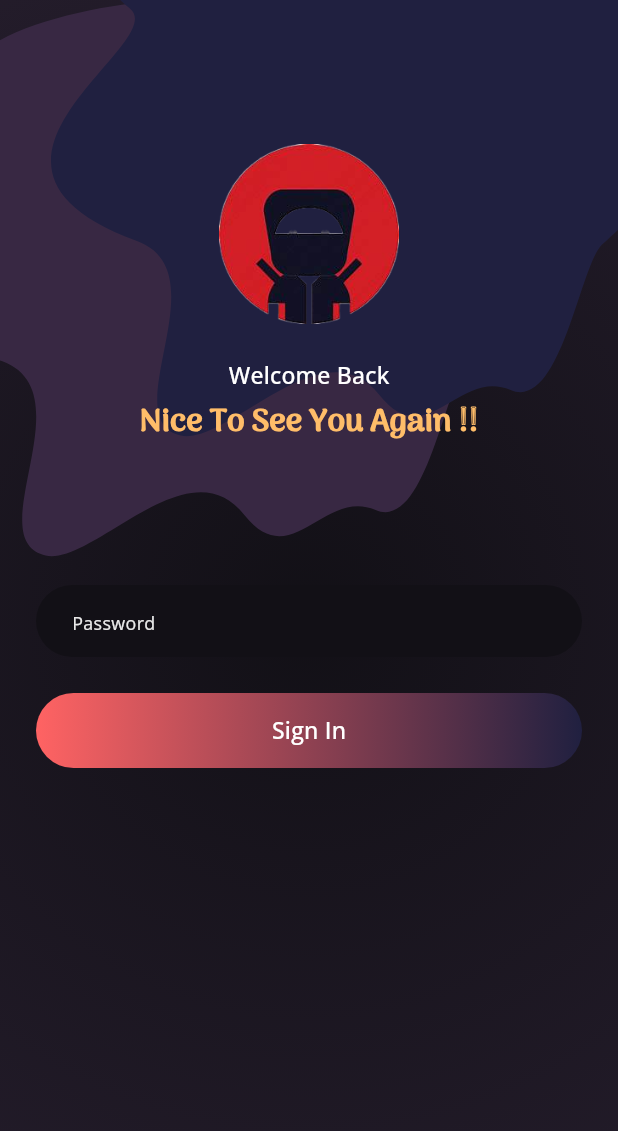
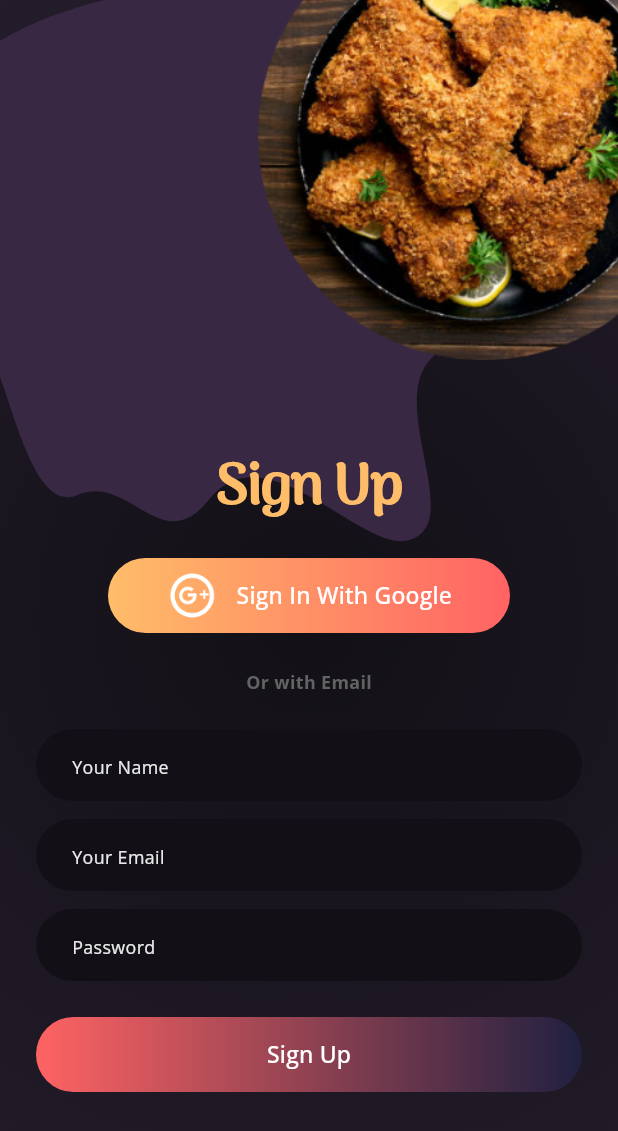
Before and after one commit to otobit-Arfaz/syouki_food_app, a Flutter app: the screen it shows after launch, on a phone screen of 412 x 824 dp. Shown: the top 1131 px of the screen. Run offline on Flutter 3.47's test engine with Material 2 defaults, Android fonts, the phone set to English and light mode, and no system bars.

Commit message:
Signup page updated final ui

```diff
--- a/lib/main.dart
+++ b/lib/main.dart
@@ -17,7 +17,7 @@ class Foodapp extends StatelessWidget {
     return MaterialApp(
       debugShowCheckedModeBanner: false,
       theme: AppTheme.theme,
-      home: const AuthenticationView(viewState: AuthenticationViewState.signUp,),
+      home: const AuthenticationView(viewState: AuthenticationViewState.signUp),
     );
   }
 }
--- a/lib/screens/authentication/authentication_view.dart
+++ b/lib/screens/authentication/authentication_view.dart
@@ -9,7 +9,7 @@ import 'package:syouki_app/constant/image_path.dart';
 import 'package:syouki_app/screens/onboard/onboard_view.dart';
 import 'package:syouki_app/themes/app_theme.dart';
 
-enum AuthenticationViewState { signIn, signUp, comeBack }
+enum AuthenticationViewState { signIn, signUp, ComeSignin }
 
 class AuthenticationView extends StatelessWidget {
   final AuthenticationViewState viewState;
@@ -22,7 +22,7 @@ class AuthenticationView extends StatelessWidget {
     return AppScaffold(
       body: Stack(
         children: [
-          if (viewState == AuthenticationViewState.signUp)
+          if (viewState == AuthenticationViewState.ComeSignin)
             Stack(
               children: const [
                  Positioned(
@@ -41,33 +41,57 @@ class AuthenticationView extends StatelessWidget {
                 ),
               ],
             ),
-            if (viewState == AuthenticationViewState.signIn)
-            Transform(
+            if (viewState == AuthenticationViewState.signIn || viewState == AuthenticationViewState.signUp)
+
+    Transform(
               alignment: Alignment.center,
               transform: Matrix4.rotationY(pi),
               child: const AmaobaPaint(
                 color: AppTheme.darkBlueLight,
               ),
           ),
-          if (viewState == AuthenticationViewState.signIn)
+          if (viewState == AuthenticationViewState.signIn || viewState == AuthenticationViewState.signUp)
           Positioned(
             right: -60,
             top: -60,
             child: Image.asset(
-              ImagePath.salad,
+            viewState == AuthenticationViewState.signUp ? ImagePath.fry : ImagePath.salad,
               height: 300,
             ),
           ),
+          // if (viewState == AuthenticationViewState.signUp)
+          //   Transform(
+          //     alignment: Alignment.center,
+          //     transform: Matrix4.rotationY(pi),
+          //     child: const AmaobaPaint(
+          //       color: AppTheme.darkBlueLight,
+          //     ),
+          //   ),
+          // if (viewState == AuthenticationViewState.signUp)
+          //   Positioned(
+          //     right: -60,
+          //     top: -60,
+          //     child: Image.asset(
+          //       ImagePath.fry,
+          //       height: 300,
+          //     ),
+          //   ),
           Builder(
             builder: (context) {
               if (viewState == AuthenticationViewState.signUp) {
-                return const ComeSignin();
+                return const SignUpView();
+
+                // return const ComeSignin();
               }
               if (viewState == AuthenticationViewState.signIn) {
                 return const SignInView();
+                // return Container();
+
               } else {
                 // return const SignUpView();
-                return Container();
+                return const ComeSignin();
+
+                // return Container();
               }
             },
           )
@@ -110,6 +134,64 @@ class ComeSignin extends StatelessWidget {
           FodaButton(title: "Sign In", onTap: () {}),
         ],
       ),
+    );
+  }
+}
+
+class SignUpView extends StatelessWidget {
+  const SignUpView({
+    Key? key,
+  }) : super(key: key);
+
+  @override
+  Widget build(BuildContext context) {
+    return Padding(
+      padding: const EdgeInsets.all(AppTheme.cardPadding),
+      child: Center(
+          child: Column(
+            mainAxisAlignment: MainAxisAlignment.end,
+            crossAxisAlignment: CrossAxisAlignment.center,
+            children: [
+              const AuthHeader("Sign Up"),
+              const SizedBox(height: AppTheme.cardPadding),
+              Padding(
+                padding: const EdgeInsets.symmetric(
+                    horizontal: AppTheme.cardPadding * 2),
+                child: FodaButton(
+                    title: "Sign In With Google",
+                    gradiant: const [AppTheme.orange, AppTheme.red],
+                    leadingIcon: Image.asset(
+                      IconPath.google,
+                      color: AppTheme.white,
+                      height: 35,
+                    ),
+                    onTap: () {}),
+              ),
+              const SizedBox(height: AppTheme.cardPadding),
+              Text(
+                "Or with Email",
+                style: Theme.of(context)
+                    .textTheme
+                    .bodyText2
+                    ?.copyWith(color: AppTheme.grey, fontWeight: FontWeight.w700),
+              ),
+              const SizedBox(height: AppTheme.cardPadding),
+              FoodaTextfield(
+                title: "Your Name",
+              ),
+              const SizedBox(height: AppTheme.elementSpacing),
+              FoodaTextfield(
+                title: "Your Email",
+              ),
+              const SizedBox(height: AppTheme.elementSpacing),
+              FoodaTextfield(
+                title: "Password",
+              ),
+              const SizedBox(height: AppTheme.cardPadding),
+              FodaButton(title: "Sign Up", onTap: () {}),
+              const SizedBox(height: AppTheme.cardPadding * 3),
+            ],
+          )),
     );
   }
 }
--- a/lib/screens/onboard/onboard_view.dart
+++ b/lib/screens/onboard/onboard_view.dart
@@ -76,7 +76,7 @@ class AuthHeader extends StatelessWidget {
   Widget build(BuildContext context) {
     return Text(title,
       textAlign: TextAlign.center,
-      style: Theme.of(context).textTheme.headline3?.copyWith(fontWeight: FontWeight.w900,color: AppTheme.orange,height: 1),
+      style: Theme.of(context).textTheme.headline1?.copyWith(fontWeight: FontWeight.w900,color: AppTheme.orange,height: 1),
     );
   }
 }
```
